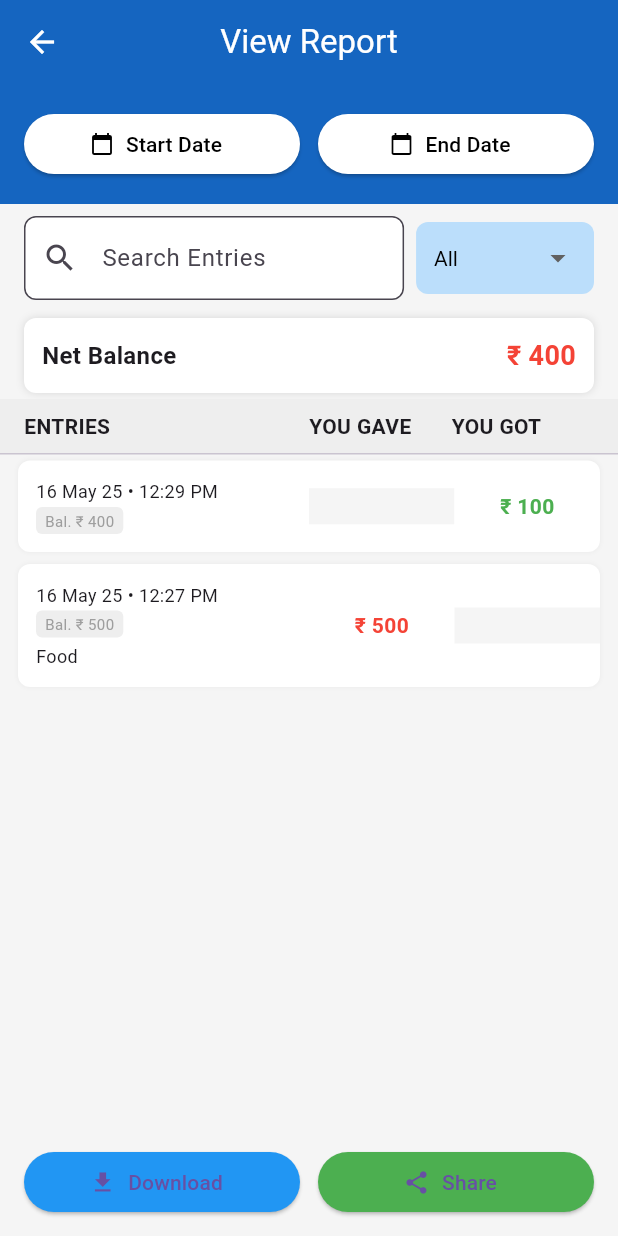
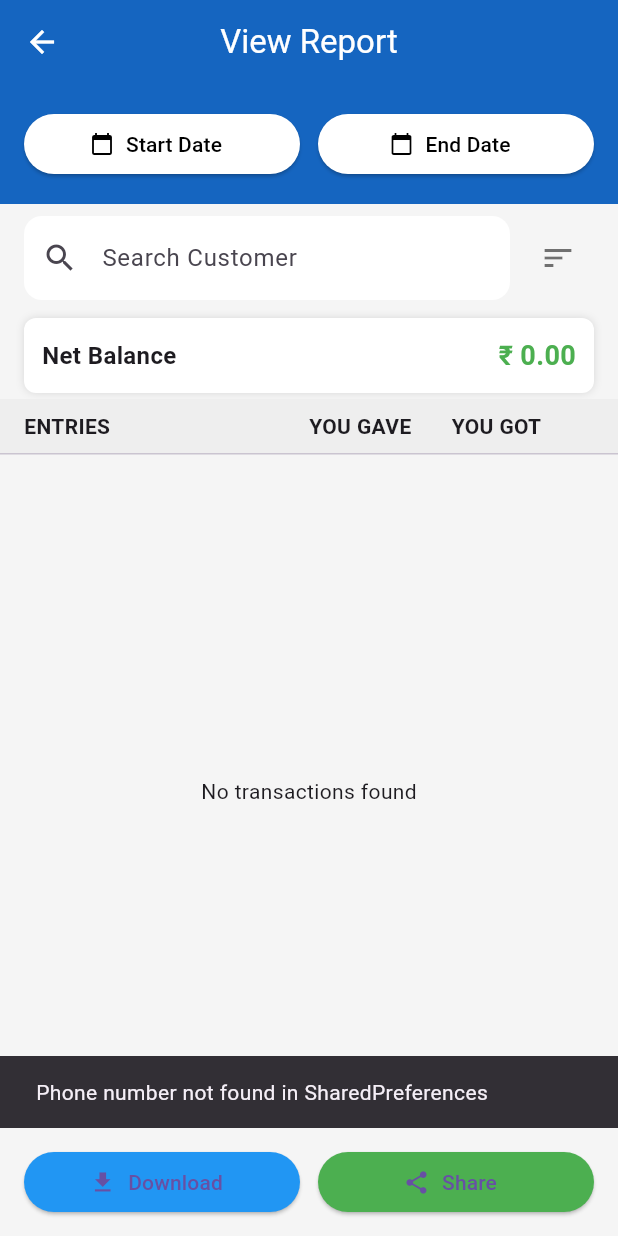
Before and after one commit to amitkanjariya/cash-in-out, a Flutter app: the ReportPage screen opened directly, on a phone screen of 412 x 824 dp. Run offline on Flutter 3.47's test engine with Material 3 defaults, Android fonts, the phone set to English and light mode, and no system bars; our stand-ins replace image_picker, shared_preferences; missing offline and left inert: dart:ffi; accounts and stored records are empty.

Commit message:
Add EntryRow and EntryDetailCard components; enhance ReportPage with transaction fetching, sorting, and searching features

```diff
--- a/lib/screens/reportpage.dart
+++ b/lib/screens/reportpage.dart
@@ -1,7 +1,156 @@
+import 'dart:convert';
+import 'package:cashinout/models/transaction_model.dart';
+import 'package:cashinout/utils/constants.dart';
+import 'package:cashinout/utils/helper.dart';
 import 'package:flutter/material.dart';
+import 'package:shared_preferences/shared_preferences.dart';
+import 'package:http/http.dart' as http;
+import 'entryrow.dart';
 
-class ReportPage extends StatelessWidget {
+class ReportPage extends StatefulWidget {
   const ReportPage({super.key});
+
+  @override
+  State<ReportPage> createState() => _ReportPageState();
+}
+
+class _ReportPageState extends State<ReportPage> {
+  String userPhone = '';
+  String userId = '';
+  bool isLoading = true;
+  List<TransactionModel> transactions = [];
+  double totalGive = 0;
+  double totalGet = 0;
+  String searchQuery = '';
+  List<TransactionModel> filteredTransactions = [];
+  String selectedSort = 'None';
+
+  @override
+  void initState() {
+    super.initState();
+    initUserData();
+  }
+
+  Future<void> initUserData() async {
+    SharedPreferences prefs = await SharedPreferences.getInstance();
+    userPhone = prefs.getString('phone') ?? '';
+    if (userPhone.isEmpty) {
+      setState(() => isLoading = false);
+      ScaffoldMessenger.of(context).showSnackBar(
+        const SnackBar(
+          content: Text('Phone number not found in SharedPreferences'),
+        ),
+      );
+      return;
+    }
+
+    final userIdRes = await http.post(
+      Uri.parse('${Constants.baseUrl}/get_user_id_by_phone.php'),
+      body: {'phone': userPhone},
+    );
+    final idData = jsonDecode(userIdRes.body);
+    if (idData['success'] == true) {
+      userId = idData['user_id'].toString();
+      fetchTransactions();
+    } else {
+      setState(() => isLoading = false);
+      ScaffoldMessenger.of(context).showSnackBar(
+        SnackBar(content: Text('Failed to get user ID: ${idData['message']}')),
+      );
+    }
+  }
+
+  Future<void> fetchTransactions() async {
+    final response = await http.post(
+      Uri.parse('${Constants.baseUrl}/get_transactions.php'),
+      body: {'user_id': userId},
+    );
+
+    if (response.statusCode == 200) {
+      final responseBody = jsonDecode(response.body);
+      if (responseBody['success'] == true && responseBody['data'] is List) {
+        final fetchedTransactions =
+            (responseBody['data'] as List)
+                .map((item) => TransactionModel.fromJson(item))
+                .toList();
+
+        double give = 0;
+        double get = 0;
+
+        for (var tx in fetchedTransactions) {
+          double amount = double.tryParse(tx.amount.toString()) ?? 0;
+          if (tx.type == 'minus') {
+            give += amount;
+          } else if (tx.type == 'plus') {
+            get += amount;
+          }
+        }
+
+        setState(() {
+          transactions = fetchedTransactions;
+          filteredTransactions = fetchedTransactions;
+          totalGive = give;
+          totalGet = get;
+          isLoading = false;
+        });
+      } else {
+        setState(() => isLoading = false);
+        ScaffoldMessenger.of(
+          context,
+        ).showSnackBar(const SnackBar(content: Text('No transactions found')));
+      }
+    } else {
+      setState(() => isLoading = false);
+      ScaffoldMessenger.of(context).showSnackBar(
+        const SnackBar(content: Text('Failed to load transactions')),
+      );
+    }
+  }
+
+  void sortTransactions(String criteria) {
+    setState(() {
+      selectedSort = criteria;
+      switch (criteria) {
+        case 'Name (A-Z)':
+          filteredTransactions.sort(
+            (a, b) => a.contactName.toLowerCase().compareTo(
+              b.contactName.toLowerCase(),
+            ),
+          );
+          break;
+        case 'Name (Z-A)':
+          filteredTransactions.sort(
+            (a, b) => b.contactName.toLowerCase().compareTo(
+              a.contactName.toLowerCase(),
+            ),
+          );
+          break;
+        case 'Time ↑':
+          filteredTransactions.sort(
+            (a, b) => a.createdAt.compareTo(b.createdAt),
+          );
+          break;
+        case 'Time ↓':
+          filteredTransactions.sort(
+            (a, b) => b.createdAt.compareTo(a.createdAt),
+          );
+          break;
+      }
+    });
+  }
+
+  void updateSearchQuery(String query) {
+    setState(() {
+      searchQuery = query.toLowerCase();
+      filteredTransactions =
+          transactions.where((tx) {
+            return tx.contactName.toLowerCase().contains(searchQuery) ||
+                tx.contactPhone.toLowerCase().contains(searchQuery) ||
+                tx.amount.toString().toLowerCase().contains(searchQuery);
+          }).toList();
+      sortTransactions(selectedSort);
+    });
+  }
 
   @override
   Widget build(BuildContext context) {
@@ -18,98 +167,8 @@ class ReportPage extends StatelessWidget {
       ),
       body: Column(
         children: [
-          // Date Pickers
-          Container(
-            color: Colors.blue[800],
-            padding: const EdgeInsets.all(16),
-            child: Row(
-              children: [
-                Expanded(
-                  child: ElevatedButton.icon(
-                    onPressed: () {},
-                    icon: const Icon(Icons.calendar_today, size: 16),
-                    label: const Text('Start Date'),
-                    style: ElevatedButton.styleFrom(
-                      backgroundColor: Colors.white,
-                      foregroundColor: Colors.black,
-                    ),
-                  ),
-                ),
-                const SizedBox(width: 12),
-                Expanded(
-                  child: ElevatedButton.icon(
-                    onPressed: () {},
-                    icon: const Icon(Icons.calendar_today, size: 16),
-                    label: const Text('End Date'),
-                    style: ElevatedButton.styleFrom(
-                      backgroundColor: Colors.white,
-                      foregroundColor: Colors.black,
-                    ),
-                  ),
-                ),
-              ],
-            ),
-          ),
-
-          // Search & Filter
-          Padding(
-            padding: const EdgeInsets.symmetric(horizontal: 16, vertical: 8),
-            child: Row(
-              children: [
-                Expanded(
-                  child: TextField(
-                    decoration: InputDecoration(
-                      hintText: 'Search Entries',
-                      filled: true,
-                      fillColor: Colors.white,
-                      prefixIcon: const Icon(Icons.search),
-                      border: OutlineInputBorder(
-                        borderRadius: BorderRadius.circular(8),
-                      ),
-                    ),
-                  ),
-                ),
-                const SizedBox(width: 8),
-                Container(
-                  padding: const EdgeInsets.symmetric(horizontal: 12),
-                  decoration: BoxDecoration(
-                    color: Colors.blue[100],
-                    borderRadius: BorderRadius.circular(8),
-                  ),
-                  child: DropdownButtonHideUnderline(
-                    child: DropdownButton<String>(
-                      value: 'All',
-                      icon: const Icon(Icons.arrow_drop_down),
-                      style: const TextStyle(color: Colors.black),
-                      dropdownColor: Colors.white,
-                      onChanged: (String? value) {
-                        // UI only — add logic if needed later
-                      },
-                      items: const [
-                        DropdownMenuItem(value: 'All', child: Text('All')),
-                        DropdownMenuItem(
-                          value: 'This Month',
-                          child: Text('This Month'),
-                        ),
-                        DropdownMenuItem(
-                          value: 'Last Week',
-                          child: Text('Last Week'),
-                        ),
-                        DropdownMenuItem(
-                          value: 'Last Month',
-                          child: Text('Last Month'),
-                        ),
-                        DropdownMenuItem(
-                          value: 'Single Day',
-                          child: Text('Single Day'),
-                        ),
-                      ],
-                    ),
-                  ),
-                ),
-              ],
-            ),
-          ),
+          buildTopCard(context),
+          buildSearchbar(),
 
           // Net Balance
           Container(
@@ -125,16 +184,17 @@ class ReportPage extends StatelessWidget {
             ),
             child: Row(
               mainAxisAlignment: MainAxisAlignment.spaceBetween,
-              children: const [
-                Text(
+              children: [
+                const Text(
                   "Net Balance",
                   style: TextStyle(fontSize: 16, fontWeight: FontWeight.w600),
                 ),
                 Text(
-                  "₹ 400",
+                  "₹ ${(totalGet - totalGive).toStringAsFixed(2)}",
                   style: TextStyle(
                     fontSize: 18,
-                    color: Colors.red,
+                    color:
+                        (totalGet - totalGive) >= 0 ? Colors.green : Colors.red,
                     fontWeight: FontWeight.bold,
                   ),
                 ),
@@ -170,28 +230,27 @@ class ReportPage extends StatelessWidget {
               ],
             ),
           ),
-
           const Divider(height: 1),
 
-          // Entry List
+          // Transaction List
           Expanded(
-            child: ListView(
-              children: const [
-                EntryRow(
-                  date: '16 May 25 • 12:29 PM',
-                  balance: '₹ 400',
-                  gave: '',
-                  got: '₹ 100',
-                ),
-                EntryRow(
-                  date: '16 May 25 • 12:27 PM',
-                  balance: '₹ 500',
-                  gave: '₹ 500',
-                  got: '',
-                  note: 'Food',
-                ),
-              ],
-            ),
+            child:
+                isLoading
+                    ? const Center(child: CircularProgressIndicator())
+                    : filteredTransactions.isEmpty
+                    ? const Center(child: Text('No transactions found'))
+                    : ListView.builder(
+                      itemCount: filteredTransactions.length,
+                      itemBuilder: (context, index) {
+                        final tx = filteredTransactions[index];
+                        return EntryRow(
+                          name: tx.contactName,
+                          date: formatDateTime(tx.createdAt),
+                          gave: tx.type == 'minus' ? '${tx.amount}' : '',
+                          got: tx.type == 'plus' ? '${tx.amount}' : '',
+                        );
+                      },
+                    ),
           ),
         ],
       ),
@@ -223,113 +282,79 @@ class ReportPage extends StatelessWidget {
       ),
     );
   }
-}
 
-class EntryRow extends StatelessWidget {
-  final String date;
-  final String balance;
-  final String gave;
-  final String got;
-  final String? note;
-
-  const EntryRow({
-    super.key,
-    required this.date,
-    required this.balance,
-    required this.gave,
-    required this.got,
-    this.note,
-  });
-
-  @override
-  Widget build(BuildContext context) {
+  Widget buildTopCard(BuildContext context) {
     return Container(
-      margin: const EdgeInsets.symmetric(vertical: 4, horizontal: 12),
-      decoration: BoxDecoration(
-        color: Colors.white,
-        borderRadius: BorderRadius.circular(8),
-        boxShadow: [
-          BoxShadow(color: Colors.black12.withOpacity(0.05), blurRadius: 2),
-        ],
-      ),
+      color: Colors.blue[800],
+      padding: const EdgeInsets.all(16),
       child: Row(
         children: [
-          // ENTRIES column
           Expanded(
-            flex: 2,
-            child: Padding(
-              padding: const EdgeInsets.all(12),
-              child: Column(
-                crossAxisAlignment: CrossAxisAlignment.start,
-                children: [
-                  Text(date, style: const TextStyle(fontSize: 12)),
-                  const SizedBox(height: 2),
-                  Container(
-                    padding: const EdgeInsets.symmetric(
-                      horizontal: 6,
-                      vertical: 2,
-                    ),
-                    decoration: BoxDecoration(
-                      color: Colors.grey[200],
-                      borderRadius: BorderRadius.circular(4),
-                    ),
-                    child: Text(
-                      'Bal. $balance',
-                      style: const TextStyle(fontSize: 10, color: Colors.grey),
-                    ),
-                  ),
-                  if (note != null) ...[
-                    const SizedBox(height: 4),
-                    Text(note!, style: const TextStyle(fontSize: 12)),
-                  ],
-                ],
+            child: ElevatedButton.icon(
+              onPressed: () {},
+              icon: const Icon(Icons.calendar_today, size: 16),
+              label: const Text('Start Date'),
+              style: ElevatedButton.styleFrom(
+                backgroundColor: Colors.white,
+                foregroundColor: Colors.black,
               ),
             ),
           ),
-
-          // YOU GAVE
+          const SizedBox(width: 12),
           Expanded(
-            child: Container(
-              padding: const EdgeInsets.all(12),
-              color: gave.isNotEmpty ? Colors.white : Colors.grey[100],
-              child:
-                  gave.isNotEmpty
-                      ? Align(
-                        alignment: Alignment.center,
-                        child: Text(
-                          gave,
-                          style: const TextStyle(
-                            color: Colors.red,
-                            fontWeight: FontWeight.bold,
-                          ),
-                        ),
-                      )
-                      : const SizedBox.shrink(),
-            ),
-          ),
-
-          // YOU GOT
-          Expanded(
-            child: Container(
-              padding: const EdgeInsets.all(12),
-              color: got.isNotEmpty ? Colors.white : Colors.grey[100],
-              child:
-                  got.isNotEmpty
-                      ? Align(
-                        alignment: Alignment.center,
-                        child: Text(
-                          got,
-                          style: const TextStyle(
-                            color: Colors.green,
-                            fontWeight: FontWeight.bold,
-                          ),
-                        ),
-                      )
-                      : const SizedBox.shrink(),
+            child: ElevatedButton.icon(
+              onPressed: () {},
+              icon: const Icon(Icons.calendar_today, size: 16),
+              label: const Text('End Date'),
+              style: ElevatedButton.styleFrom(
+                backgroundColor: Colors.white,
+                foregroundColor: Colors.black,
+              ),
             ),
           ),
         ],
       ),
     );
   }
+
+  Widget buildSearchbar() {
+    return Padding(
+      padding: const EdgeInsets.symmetric(horizontal: 16, vertical: 8),
+      child: Row(
+        children: [
+          Expanded(
+            child: TextField(
+              onChanged: updateSearchQuery,
+              decoration: InputDecoration(
+                hintText: 'Search Customer',
+                prefixIcon: const Icon(Icons.search),
+                border: OutlineInputBorder(
+                  borderRadius: BorderRadius.circular(12),
+                  borderSide: BorderSide.none,
+                ),
+                filled: true,
+                fillColor: Colors.white,
+              ),
+            ),
+          ),
+          const SizedBox(width: 8),
+          PopupMenuButton<String>(
+            tooltip: 'Sort',
+            icon: const Icon(Icons.sort, color: Colors.black54),
+            onSelected: sortTransactions,
+            itemBuilder:
+                (context) => const [
+                  PopupMenuItem(value: 'Name (A-Z)', child: Text('Name (A-Z)')),
+                  PopupMenuItem(value: 'Name (Z-A)', child: Text('Name (Z-A)')),
+                  PopupMenuItem(value: 'Time ↑', child: Text('Time Ascending')),
+                  PopupMenuItem(
+                    value: 'Time ↓',
+                    child: Text('Time Descending'),
+                  ),
+                ],
+          ),
+        ],
+      ),
+    );
+  }
 }
```
Also changed, not shown: lib/screens/entryrow.dart (added, +80 -0 lines), lib/utils/entry_detail_card.dart (added, +102 -0 lines), lib/utils/helper.dart (added, +12 -0 lines).
